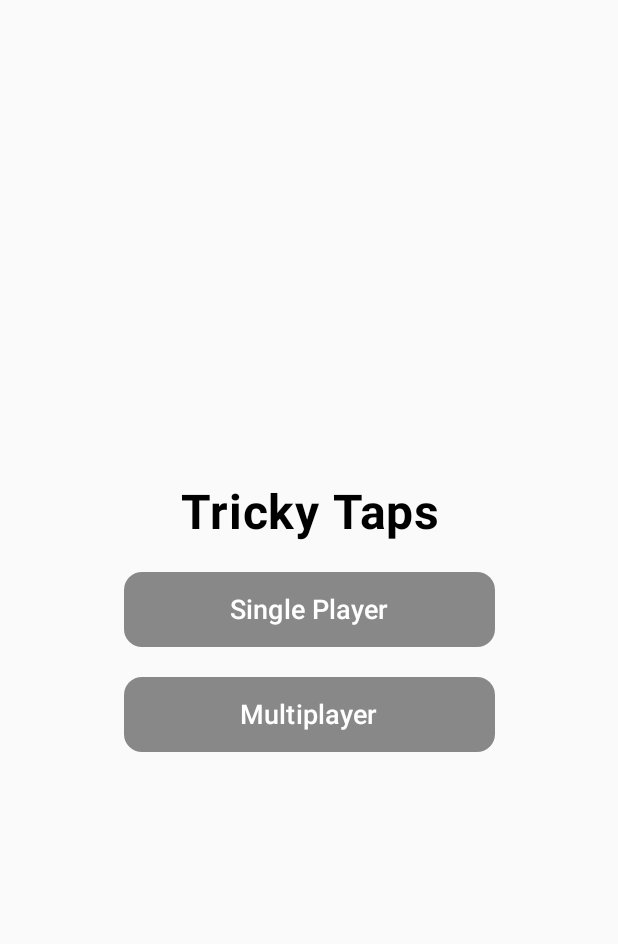
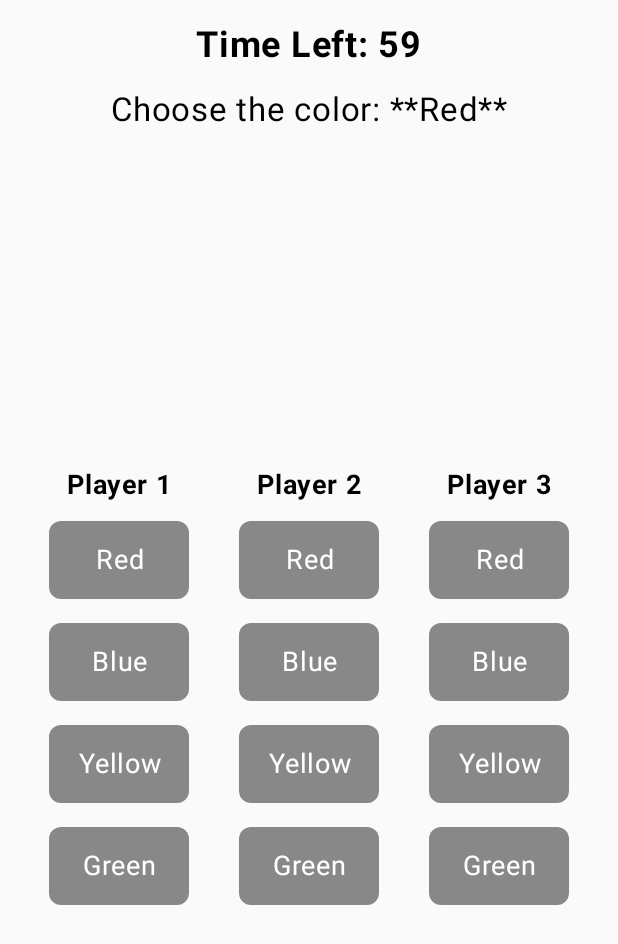
Before and after one commit to amt03s/tricky-taps, an Android app built with Jetpack Compose: the MultiplayerScreen screen opened through its navigation route, on a phone screen of 412 x 824 dp. Shown: the top 944 px of the screen. Run offline under Robolectric (Android 15) with nearby library versions, the phone set to English and light mode, and no system bars.

Commit message:
multiplayer screen

```diff
--- a/app/src/main/java/com/example/trickytaps/MainActivity.kt
+++ b/app/src/main/java/com/example/trickytaps/MainActivity.kt
@@ -37,10 +37,6 @@ fun MainScreen() {
     }
 }
 
-@Composable
-fun MultiplayerScreen() {
-    TODO("Not yet implemented")
-}
 
 @Preview (showBackground = true)
 @Composable
--- /dev/null
+++ b/app/src/main/java/com/example/trickytaps/MultiplayerScreen.kt
@@ -0,0 +1,146 @@
+package com.example.trickytaps
+
+import android.os.Bundle
+import androidx.activity.ComponentActivity
+import androidx.activity.compose.setContent
+import androidx.compose.foundation.background
+import androidx.compose.foundation.clickable
+import androidx.compose.foundation.layout.*
+import androidx.compose.foundation.shape.RoundedCornerShape
+import androidx.compose.material3.*
+import androidx.compose.runtime.*
+import androidx.compose.ui.Alignment
+import androidx.compose.ui.Modifier
+import androidx.compose.ui.graphics.Color
+import androidx.compose.ui.text.style.TextAlign
+import androidx.compose.ui.unit.dp
+import androidx.compose.ui.unit.sp
+import androidx.compose.ui.platform.LocalConfiguration
+import androidx.compose.ui.text.font.FontWeight
+import kotlinx.coroutines.delay
+
+class MultiplayerActivity : ComponentActivity() {
+    override fun onCreate(savedInstanceState: Bundle?) {
+        super.onCreate(savedInstanceState)
+        setContent {
+            MultiplayerScreen()
+        }
+    }
+}
+
+@Composable
+fun MultiplayerScreen() {
+    val configuration = LocalConfiguration.current
+    val isPortrait = configuration.orientation == android.content.res.Configuration.ORIENTATION_PORTRAIT
+
+    var timeLeft by remember { mutableStateOf(60) } // Game timer
+    var gameOver by remember { mutableStateOf(false) }
+    val currentQuestion = remember { mutableStateOf(generateTrickQuestion()) }
+    val playerScores = remember { mutableStateListOf(0, 0, 0) } // Scores for 3 players
+
+    // Countdown Timer
+    LaunchedEffect(timeLeft) {
+        while (timeLeft > 0) {
+            delay(1000L)
+            timeLeft--
+        }
+        gameOver = true
+    }
+
+    if (gameOver) {
+        MultiplayerGameOverScreen(playerScores)
+    } else {
+        Column(
+            modifier = Modifier.fillMaxSize().padding(16.dp),
+            horizontalAlignment = Alignment.CenterHorizontally,
+            verticalArrangement = Arrangement.Top
+        ) {
+            Text(text = "Time Left: $timeLeft", fontSize = 24.sp, fontWeight = FontWeight.Bold)
+            Spacer(modifier = Modifier.height(16.dp))
+            Text(text = "${currentQuestion.value.question}", fontSize = 22.sp, textAlign = TextAlign.Center)
+            Spacer(modifier = Modifier.height(24.dp))
+
+            Row(
+                modifier = Modifier.fillMaxSize(),
+                horizontalArrangement = Arrangement.SpaceEvenly,
+                verticalAlignment = Alignment.CenterVertically
+            ) {
+                for (playerIndex in 0 until 3) {
+                    Column(
+                        modifier = Modifier.weight(1f),
+                        horizontalAlignment = Alignment.CenterHorizontally
+                    ) {
+                        Text(text = "Player ${playerIndex + 1}", fontSize = 18.sp, fontWeight = FontWeight.Bold)
+                        Spacer(modifier = Modifier.height(8.dp))
+
+                        if (isPortrait) {
+                            Column(
+                                modifier = Modifier.fillMaxWidth(0.8f),
+                                verticalArrangement = Arrangement.spacedBy(8.dp)
+                            ) {
+                                currentQuestion.value.options.forEach { option ->
+                                    AnswerButton(option, playerIndex, currentQuestion, playerScores, isPortrait)
+                                }
+                            }
+                        } else {
+                            Column(
+                                modifier = Modifier.fillMaxWidth(),
+                                verticalArrangement = Arrangement.spacedBy(8.dp)
+                            ) {
+                                val options = currentQuestion.value.options.chunked(2)
+                                options.forEach { row ->
+                                    Row(
+                                        modifier = Modifier.fillMaxWidth(),
+                                        horizontalArrangement = Arrangement.SpaceEvenly
+                                    ) {
+                                        row.forEach { option ->
+                                            AnswerButton(option, playerIndex, currentQuestion, playerScores, isPortrait)
+                                        }
+                                    }
+                                }
+                            }
+                        }
+                    }
+                }
+            }
+        }
+    }
+}
+
+@Composable
+fun AnswerButton(option: String, playerIndex: Int, currentQuestion: MutableState<TrickQuestion>, playerScores: MutableList<Int>, isPortrait: Boolean) {
+    Box(
+        modifier = Modifier
+            .width(if (isPortrait) 250.dp else 160.dp)
+            .height(60.dp) // Ensuring equal height and appropriate width
+            .padding(4.dp)
+            .background(Color.Gray, shape = RoundedCornerShape(8.dp))
+            .clickable {
+                if (option == currentQuestion.value.correctAnswer) {
+                    playerScores[playerIndex] += 10 // Update specific player score
+                }
+                currentQuestion.value = generateTrickQuestion() // Load new question
+            }
+            .padding(12.dp),
+        contentAlignment = Alignment.Center
+    ) {
+        Text(text = option, fontSize = 18.sp, color = Color.White, textAlign = TextAlign.Center)
+    }
+}
+
+@Composable
+fun MultiplayerGameOverScreen(scores: List<Int>) {
+    val winner = scores.indices.maxByOrNull { scores[it] } ?: 0
+    Column(
+        modifier = Modifier.fillMaxSize().padding(16.dp),
+        horizontalAlignment = Alignment.CenterHorizontally,
+        verticalArrangement = Arrangement.Center
+    ) {
+        Text(text = "Game Over!", fontSize = 28.sp, fontWeight = FontWeight.Bold)
+        Text(text = "Winner: Player ${winner + 1} with ${scores[winner]} points!", fontSize = 24.sp)
+        Spacer(modifier = Modifier.height(16.dp))
+        Button(onClick = { /* Restart Game */ }) {
+            Text(text = "Play Again")
+        }
+    }
+}
--- a/app/src/main/java/com/example/trickytaps/TrickQuestion.kt
+++ b/app/src/main/java/com/example/trickytaps/TrickQuestion.kt
@@ -1,4 +1,6 @@
 package com.example.trickytaps
+
+
 
 data class TrickQuestion(
     val question: String,
```
